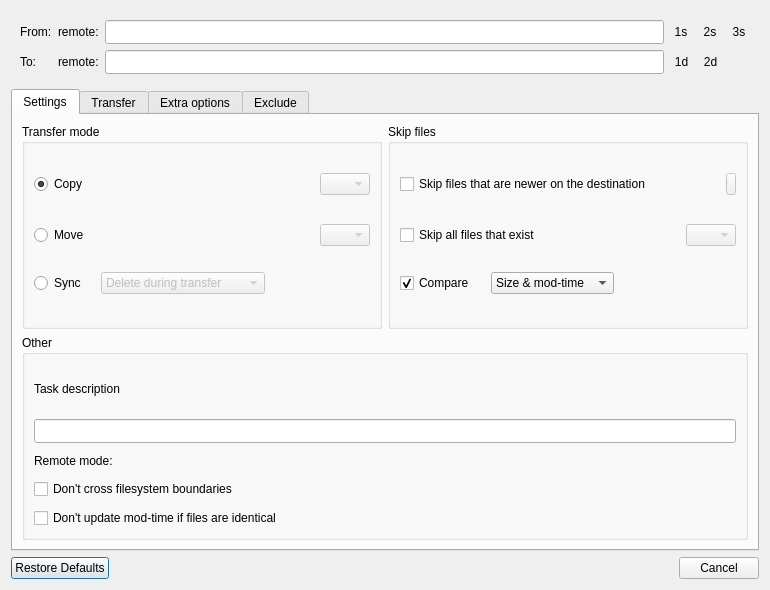
The window that src/transfer_dialog.ui (holazt/RcloneBrowser) describes before a commit, drawn with Qt 5.
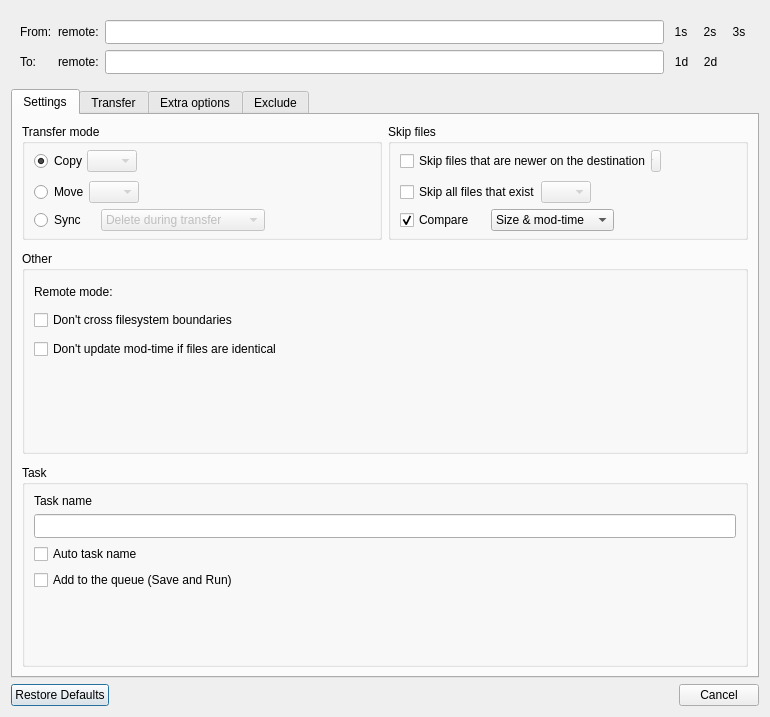
The same window after the commit.

Commit message: transfer dialog - "save and run" capability

```diff
--- a/src/transfer_dialog.ui
+++ b/src/transfer_dialog.ui
@@ -7,7 +7,7 @@
     <x>0</x>
     <y>0</y>
     <width>770</width>
-    <height>590</height>
+    <height>717</height>
    </rect>
   </property>
   <property name="minimumSize">
@@ -239,6 +239,12 @@
             <string>Transfer mode</string>
            </property>
            <layout class="QGridLayout" name="gridLayout_2">
+            <property name="topMargin">
+             <number>6</number>
+            </property>
+            <property name="bottomMargin">
+             <number>6</number>
+            </property>
             <item row="3" column="0">
              <layout class="QHBoxLayout" name="horizontalLayout_3">
               <property name="spacing">
@@ -338,6 +344,19 @@
                 </property>
                </widget>
               </item>
+              <item>
+               <spacer name="horizontalSpacer_8">
+                <property name="orientation">
+                 <enum>Qt::Horizontal</enum>
+                </property>
+                <property name="sizeHint" stdset="0">
+                 <size>
+                  <width>40</width>
+                  <height>20</height>
+                 </size>
+                </property>
+               </spacer>
+              </item>
              </layout>
             </item>
             <item row="2" column="0">
@@ -368,6 +387,19 @@
                 </property>
                </widget>
               </item>
+              <item>
+               <spacer name="horizontalSpacer_7">
+                <property name="orientation">
+                 <enum>Qt::Horizontal</enum>
+                </property>
+                <property name="sizeHint" stdset="0">
+                 <size>
+                  <width>40</width>
+                  <height>20</height>
+                 </size>
+                </property>
+               </spacer>
+              </item>
              </layout>
             </item>
             <item row="1" column="0">
@@ -395,6 +427,12 @@
             <string>Skip files</string>
            </property>
            <layout class="QGridLayout" name="gridLayout_3">
+            <property name="topMargin">
+             <number>6</number>
+            </property>
+            <property name="bottomMargin">
+             <number>6</number>
+            </property>
             <item row="2" column="0">
              <layout class="QHBoxLayout" name="horizontalLayout_6">
               <property name="spacing">
@@ -423,6 +461,19 @@
                 </property>
                </widget>
               </item>
+              <item>
+               <spacer name="horizontalSpacer_10">
+                <property name="orientation">
+                 <enum>Qt::Horizontal</enum>
+                </property>
+                <property name="sizeHint" stdset="0">
+                 <size>
+                  <width>40</width>
+                  <height>20</height>
+                 </size>
+                </property>
+               </spacer>
+              </item>
              </layout>
             </item>
             <item row="0" column="0">
@@ -453,6 +504,19 @@
                 </property>
                </widget>
               </item>
+              <item>
+               <spacer name="horizontalSpacer_9">
+                <property name="orientation">
+                 <enum>Qt::Horizontal</enum>
+                </property>
+                <property name="sizeHint" stdset="0">
+                 <size>
+                  <width>40</width>
+                  <height>20</height>
+                 </size>
+                </property>
+               </spacer>
+              </item>
              </layout>
             </item>
             <item row="3" column="0">
@@ -554,32 +618,28 @@
          </item>
         </layout>
        </item>
+       <item>
+        <spacer name="verticalSpacer_5">
+         <property name="orientation">
+          <enum>Qt::Vertical</enum>
+         </property>
+         <property name="sizeType">
+          <enum>QSizePolicy::Fixed</enum>
+         </property>
+         <property name="sizeHint" stdset="0">
+          <size>
+           <width>20</width>
+           <height>5</height>
+          </size>
+         </property>
+        </spacer>
+       </item>
        <item>
         <widget class="QGroupBox" name="groupBox">
          <property name="title">
           <string>Other</string>
          </property>
          <layout class="QVBoxLayout" name="verticalLayout">
-          <item>
-           <widget class="QLabel" name="label_15">
-            <property name="text">
-             <string>Task description</string>
-            </property>
-           </widget>
-          </item>
-          <item>
-           <widget class="QLineEdit" name="textDescription">
-            <property name="minimumSize">
-             <size>
-              <width>0</width>
-              <height>24</height>
-             </size>
-            </property>
-            <property name="text">
-             <string/>
-            </property>
-           </widget>
-          </item>
           <item>
            <layout class="QHBoxLayout" name="horizontalLayout_GoogleDrive">
             <item>
@@ -649,6 +709,100 @@
             </property>
            </widget>
           </item>
+          <item>
+           <spacer name="verticalSpacer_7">
+            <property name="orientation">
+             <enum>Qt::Vertical</enum>
+            </property>
+            <property name="sizeHint" stdset="0">
+             <size>
+              <width>20</width>
+              <height>0</height>
+             </size>
+            </property>
+           </spacer>
+          </item>
+         </layout>
+        </widget>
+       </item>
+       <item>
+        <spacer name="verticalSpacer_4">
+         <property name="orientation">
+          <enum>Qt::Vertical</enum>
+         </property>
+         <property name="sizeType">
+          <enum>QSizePolicy::Fixed</enum>
+         </property>
+         <property name="sizeHint" stdset="0">
+          <size>
+           <width>20</width>
+           <height>5</height>
+          </size>
+         </property>
+        </spacer>
+       </item>
+       <item>
+        <widget class="QGroupBox" name="groupBox_3">
+         <property name="title">
+          <string>Task</string>
+         </property>
+         <layout class="QVBoxLayout" name="verticalLayout_5">
+          <item>
+           <widget class="QLabel" name="label_15">
+            <property name="text">
+             <string>Task name</string>
+            </property>
+           </widget>
+          </item>
+          <item>
+           <widget class="QLineEdit" name="le_taskName">
+            <property name="minimumSize">
+             <size>
+              <width>0</width>
+              <height>24</height>
+             </size>
+            </property>
+            <property name="text">
+             <string/>
+            </property>
+            <property name="maxLength">
+             <number>70</number>
+            </property>
+           </widget>
+          </item>
+          <item>
+           <widget class="QCheckBox" name="cb_taskAutoName">
+            <property name="toolTip">
+             <string>&lt;html&gt;&lt;head/&gt;&lt;body&gt;&lt;p&gt;if task name is empty auto name will be generated: _tmp_ddMMyyyy_HHmmss_remoteName&lt;/p&gt;&lt;/body&gt;&lt;/html&gt;</string>
+            </property>
+            <property name="text">
+             <string>Auto task name</string>
+            </property>
+           </widget>
+          </item>
+          <item>
+           <widget class="QCheckBox" name="cb_taskAddToQueue">
+            <property name="toolTip">
+             <string>&lt;html&gt;&lt;head/&gt;&lt;body&gt;&lt;p&gt;add to the queue instead of running immediately&lt;/p&gt;&lt;/body&gt;&lt;/html&gt;</string>
+            </property>
+            <property name="text">
+             <string>Add to the queue (Save and Run)</string>
+            </property>
+           </widget>
+          </item>
+          <item>
+           <spacer name="verticalSpacer_6">
+            <property name="orientation">
+             <enum>Qt::Vertical</enum>
+            </property>
+            <property name="sizeHint" stdset="0">
+             <size>
+              <width>20</width>
+              <height>0</height>
+             </size>
+            </property>
+           </spacer>
+          </item>
          </layout>
         </widget>
        </item>
```
Left out of the diff: 48 changed lines with no effect on the pictures. The commit also changes 11 other files.
